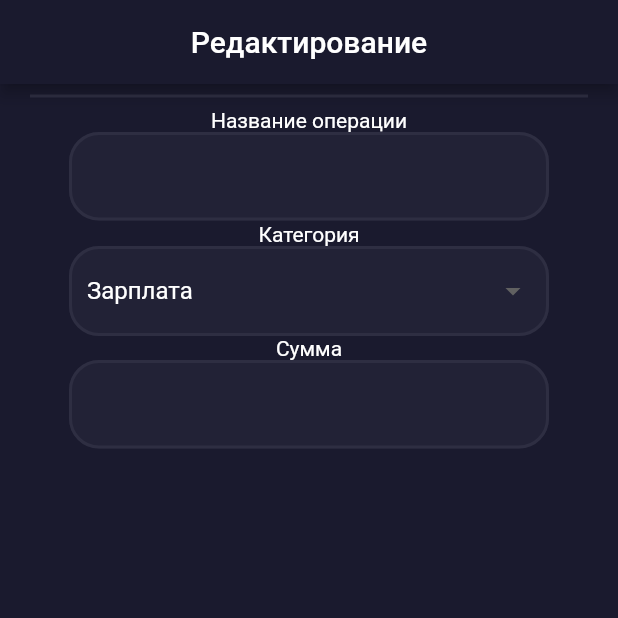
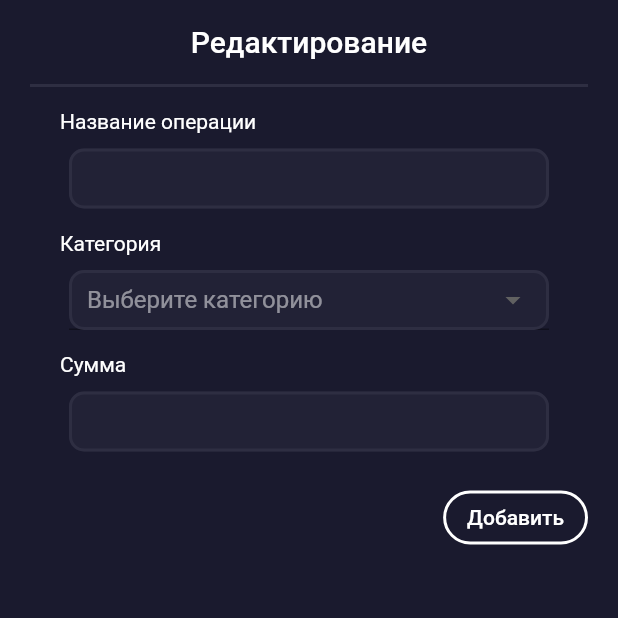
Before and after one commit to EvseevArtem26/SugarDuck, a Flutter app: the screen it shows after launch, on a phone screen of 412 x 824 dp, the top half of it. Run offline on Flutter 3.47's test engine with Material 2 defaults, Android fonts, the phone set to English and light mode, and no system bars; our stand-ins replace card_swiper, dropdown_button2, pie_chart.

Commit message:
Finished layout of operation page

```diff
--- a/lib/operation.dart
+++ b/lib/operation.dart
@@ -1,5 +1,5 @@
 import 'package:flutter/material.dart';
-
+import 'package:dropdown_button2/dropdown_button2.dart';
 
 class OperationPage extends StatefulWidget {
   const OperationPage({ Key? key }) : super(key: key);
@@ -24,6 +24,41 @@ class _OperationPageState extends State<OperationPage> {
     ]
   };
   late String selectedCategory = categories["income"]![0];
+
+  List<DropdownMenuItem<String>> getCategoryItems(String group){
+    List<String> titles = categories[group]!;
+    List<DropdownMenuItem<String>> items = [];
+    for (var title in titles){
+      items.addAll(
+        [
+          DropdownMenuItem(
+            value: title,
+            child: Container(
+              alignment: Alignment.centerLeft,
+              child: Text(
+                title,
+                style: const TextStyle(
+                  color: Colors.white,
+                )
+              ),
+            ),
+            alignment: Alignment.center,
+          ),
+          if (title != titles.last)
+          const DropdownMenuItem<String>(
+            enabled: false,
+            child: Divider(
+              color: Color.fromARGB(255, 34, 34, 54),
+              thickness: 2,
+              height: 1,
+            ),
+          ),
+        ]
+      );
+    }
+    return items;
+  }
+
   @override
   Widget build(BuildContext context) {
     return Scaffold(
@@ -33,11 +68,12 @@ class _OperationPageState extends State<OperationPage> {
         ),
         centerTitle: true,
         backgroundColor: const Color.fromARGB(255, 26, 26, 46),
+        elevation: 0,
       ),
       body: Container(
         width: double.infinity,
         alignment: Alignment.center,
-        color: const Color.fromARGB(255, 26, 26, 46),
+        color: Color.fromARGB(255, 26, 26, 46),
         child: Column(
           children: [
             const Divider(
@@ -45,24 +81,119 @@ class _OperationPageState extends State<OperationPage> {
               indent: 20,
               endIndent: 20,
               thickness: 2,
+              height: 2
             ),
             Form(
               child: Column(
                 children: [
-                  const Text(
-                    "Название операции",
-                    style: TextStyle(
-                      color: Colors.white
+                  Container(
+                    margin: const EdgeInsets.only(top: 15, bottom: 10, left: 40),
+                    alignment: Alignment.centerLeft,
+                    child: const Text(
+                      "Название операции",
+                      style: TextStyle(
+                        color: Colors.white
+                      ),
                     ),
                   ),
                   TextFormField(
                     decoration: const InputDecoration(
                       constraints: BoxConstraints.tightFor(
                         width: 320,
-                        height: 60
+                        height: 40
                       ),
+                      contentPadding: EdgeInsets.symmetric(horizontal: 10),
                       focusedBorder: OutlineInputBorder(
-                        borderRadius: BorderRadius.all(Radius.circular(20)),
+                        borderRadius: BorderRadius.all(Radius.circular(10)),
+                        borderSide: BorderSide(
+                          width: 2,
+                          color: Color.fromARGB(255, 46, 46, 66),
+                        ),
+                      ),
+                      fillColor: Color.fromARGB(255, 34, 34, 54),
+                      filled: true,
+
+                      enabledBorder: OutlineInputBorder(
+                        borderRadius: BorderRadius.all(Radius.circular(10)),
+                        borderSide: BorderSide(
+                          width: 2,
+                          color: Color.fromARGB(255, 46, 46, 66),
+                        )
+                      )
+                    ),
+                    style: const TextStyle(
+                      color: Colors.white,
+                    ),
+                  ),
+                  Container(
+                    margin: const EdgeInsets.only(top: 15, bottom: 10, left: 40),
+                    alignment: Alignment.centerLeft,
+                    child: const Text(
+                      "Категория",
+                      style: TextStyle(
+                        color: Colors.white
+                      ),
+                    ),
+                  ),
+                  SizedBox(
+                    width: 320,
+                    child: DropdownButtonFormField2<String>(
+                      onChanged: (String? newValue){
+                        setState(
+                          (){selectedCategory = newValue!;}
+                        );
+                      },
+                      hint: const Text(
+                        "Выберите категорию",
+                        style: TextStyle(
+                          color: Color.fromARGB(128, 255, 255, 255)
+                        )
+                      ),
+                      items: getCategoryItems("income"),
+                      decoration: InputDecoration(
+                        isDense: true,
+                        contentPadding: EdgeInsets.zero
+                      ),
+                      buttonDecoration: BoxDecoration(
+                        color: const Color.fromARGB(255, 34, 34, 54),
+                        borderRadius: const BorderRadius.all(Radius.circular(10)),
+                        border: Border.all(
+                          width: 2,
+                          color: const Color.fromARGB(255, 46, 46, 66)
+                        )
+                      ),
+                      isExpanded: true,
+                      buttonHeight: 40,
+                      buttonWidth: 320,
+                      buttonPadding: const EdgeInsets.symmetric(horizontal: 10),
+                      itemHeight: 20,
+                      dropdownDecoration: const BoxDecoration(
+                        borderRadius: BorderRadius.vertical(bottom: Radius.circular(10)),
+                        color: Color.fromARGB(255, 46, 46, 66)
+                      ),
+                      dropdownWidth: 320,
+                      offset: const Offset(0, 10),
+                    ),
+                  ),
+                  Container(
+                    margin: const EdgeInsets.only(top: 15, bottom: 10, left: 40),
+                    alignment: Alignment.centerLeft,
+                    child: const Text(
+                      "Сумма",
+                      style: TextStyle(
+                        color:  Colors.white
+                      )
+                    ),
+                  ),
+                  TextFormField(
+                    decoration: const InputDecoration(
+                      constraints: BoxConstraints.tightFor(
+                        width: 320,
+                        height: 40
+                      ),
+                      contentPadding: EdgeInsets.symmetric(horizontal: 10),
+                      focusedBorder: OutlineInputBorder(
+                        borderRadius: BorderRadius.all(Radius.circular(10)),
                         borderSide: BorderSide(
                           width: 2,
                           color: Color.fromARGB(255, 46, 46, 66),
@@ -71,97 +202,45 @@ class _OperationPageState extends State<OperationPage> {
                       fillColor: Color.fromARGB(255, 34, 34, 54),
                       filled: true,
                       enabledBorder: OutlineInputBorder(
-                        borderRadius: BorderRadius.all(Radius.circular(20)),
+                        borderRadius: BorderRadius.all(Radius.circular(10)),
                         borderSide: BorderSide(
                           width: 2,
                           color: Color.fromARGB(255, 46, 46, 66),
                         )
                       )
                     ),
-                  ),
-                  const Text(
-                    "Категория",
-                    style: TextStyle(
+                    style: const TextStyle(
                       color: Colors.white
                     ),
                   ),
-                  DropdownButtonFormField<String>(
-                    value: selectedCategory,
-                    onChanged: (String? newValue){
-                      setState(
-                        (){selectedCategory = newValue!;}
-                      );
-                    },
-                    items: categories["income"]!.map<DropdownMenuItem<String>>((String title){
-                      return DropdownMenuItem(
-                        value: title,
-                        child: Container(
-                          height: 26,
-                          width: 270,
-                          color: Color.fromARGB(255, 34, 34, 54),
-                          child: Text(
-                            title,
-                            style: const TextStyle(
-                              color: Colors.white,
-                              backgroundColor: Color.fromARGB(255, 34, 34, 54)
-                            )
-                          ),
+                  Container(
+                    margin: const EdgeInsets.all(20),
+                    alignment: Alignment.centerRight,
+                    child: OutlinedButton(
+                      style: ButtonStyle(
+                        shape: MaterialStateProperty.all(
+                          RoundedRectangleBorder(
+                            borderRadius: BorderRadius.all(Radius.circular(20))
+                          )
                         ),
-                        alignment: Alignment.center,
-                      );
-                    }).toList(),
-                    decoration: const InputDecoration(
-                      constraints: BoxConstraints.tightFor(
-                        width: 320,
-                        height: 60
+                        side: MaterialStateBorderSide.resolveWith(
+                          (states) => BorderSide(
+                            color: Colors.white,
+                            width: 2
+                          )
+                        )
+
                       ),
-                      focusedBorder: OutlineInputBorder(
-                        borderRadius: BorderRadius.all(Radius.circular(20)),
-                        borderSide: BorderSide(
-                          width: 2,
-                          color: Color.fromARGB(255, 46, 46, 66),
+                      child: const Text(
+                        "Добавить",
+                        style: TextStyle(
+                          color:  Colors.white
                         ),
                       ),
-                      fillColor: Color.fromARGB(255, 34, 34, 54),
-                      filled: true,
-                      enabledBorder: OutlineInputBorder(
-                        borderRadius: BorderRadius.all(Radius.circular(20)),
-                        borderSide: BorderSide(
-                          width: 2,
-                          color: Color.fromARGB(255, 46, 46, 66),
-                        )
-                      )
-                    ),
-                  ),
-                  const Text(
-                    "Сумма",
-                    style: TextStyle(
-                      color:  Colors.white
+                      onPressed: (){
+                        // валидация формы и отправка данных
+                      },
                     )
-                  ),
-                  TextFormField(
-                    decoration: const InputDecoration(
-                      constraints: BoxConstraints.tightFor(
-                        width: 320,
-                        height: 60
-                      ),
-                      focusedBorder: OutlineInputBorder(
-                        borderRadius: BorderRadius.all(Radius.circular(20)),
-                        borderSide: BorderSide(
-                          width: 2,
-                          color: Color.fromARGB(255, 46, 46, 66),
-                        ),
-                      ),
-                      fillColor: Color.fromARGB(255, 34, 34, 54),
-                      filled: true,
-                      enabledBorder: OutlineInputBorder(
-                        borderRadius: BorderRadius.all(Radius.circular(20)),
-                        borderSide: BorderSide(
-                          width: 2,
-                          color: Color.fromARGB(255, 46, 46, 66),
-                        )
-                      )
-                    ),
                   )
                 ],
               ),
--- a/pubspec.yaml
+++ b/pubspec.yaml
@@ -27,6 +27,7 @@ environment:
 # the latest version available on pub.dev. To see which dependencies have newer
 # versions available, run `flutter pub outdated`.
 dependencies:
+  dropdown_button2: ^1.2.2
   card_swiper: ^2.0.3
   pie_chart: ^5.1.0
   flutter:
```
